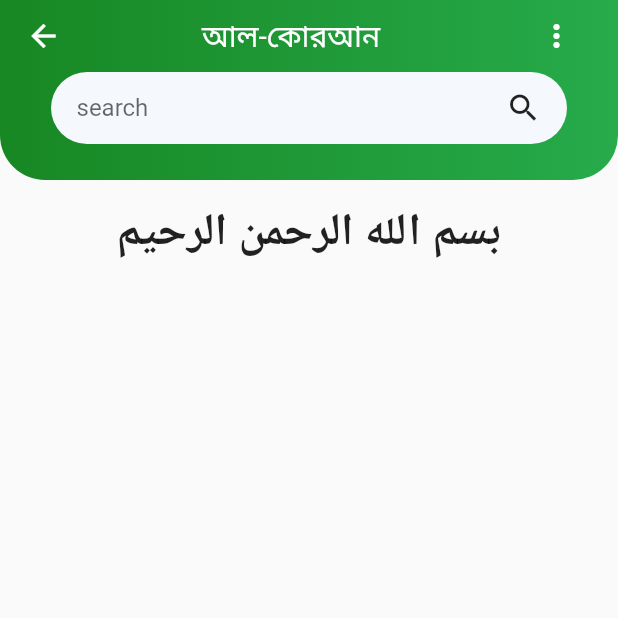
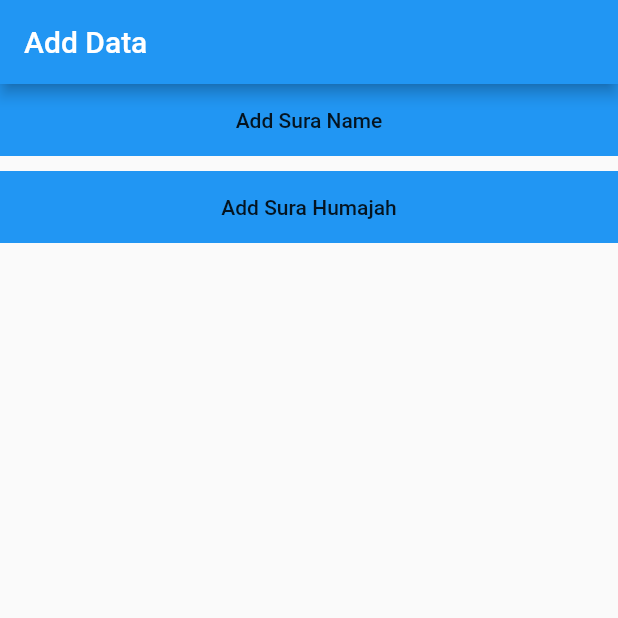
Before and after one commit to tora-shuvo-project/islamic_world, a Flutter app: the screen it shows after launch, on a phone screen of 412 x 824 dp, the top half of it. Run offline on Flutter 3.47's test engine with Material 2 defaults, Android fonts, the phone set to English and light mode, and no system bars; our stand-ins replace sqflite; accounts and stored records are empty.

Commit message:
added 2sura details

```diff
--- a/lib/Widgets/ListOfSura.dart
+++ b/lib/Widgets/ListOfSura.dart
@@ -3,6 +3,7 @@ import 'package:flutter/cupertino.dart';
 import 'package:flutter/material.dart';
 
 class List_of_sura extends StatelessWidget {
+
   final String  ArbiName, banglaMeaning , obotirno;
   final int suraNO;
 
@@ -10,7 +11,9 @@ class List_of_sura extends StatelessWidget {
 
   @override
   Widget build(BuildContext context) {
-    return Container(
+    return GestureDetector(
+      onTap: (){},
+      child: Container(
         child: Container(
           margin: EdgeInsets.all(10),
           padding: EdgeInsets.all(10),
@@ -40,6 +43,7 @@ class List_of_sura extends StatelessWidget {
             ],
           ),
         ),
+      ),
     );
   }
 }
--- a/lib/helpers/db_helpers.dart
+++ b/lib/helpers/db_helpers.dart
@@ -18,7 +18,7 @@ class DBHelpers{
 
   static final String CREATE_TABLE_QURAN_AYAT='''create table $TABLE_QURAN_AYAT (
   $COL_SURA_NO integer primary key,
-  $COL_Ayat_NO integer autoincrement,
+  $COL_Ayat_NO integer not null,
   $COL_ARABIQURAN text not null,
   $COL_BANGLA_MEANING_AYAT text not null,
   $COL_BANGLA_TRANSLATOR_AYAT text not null)''';
@@ -32,10 +32,13 @@ class DBHelpers{
   static Future<Database> open()async{
     final dbpath=await getDatabasesPath();
     final apath=Path.join(dbpath,'islam.db');
-    return openDatabase(apath,version: 1,onCreate: (db,version)async{
+    return openDatabase(apath,version: 2,onCreate: (db,version)async{
       await db.execute(CREATE_TABLE_QURAN_SURA);
-//      await db.execute(CREATE_TABLE_QURAN_AYAT);
 //      await db.execute(CREATE_TABLE_QURAN_MP3);
+    },onUpgrade: (db,oldVersion,newVersion)async{
+      if(newVersion==2){
+        await db.execute(CREATE_TABLE_QURAN_AYAT);
+      }
     });
   }
 
--- a/lib/models/quran_ayat_models.dart
+++ b/lib/models/quran_ayat_models.dart
@@ -13,12 +13,12 @@ class QuranAyatModels{
   String banglaMeaning;
   String banglaTranslator;
 
-  QuranAyatModels({
+  QuranAyatModels(
       this.suraNo,
-      this.ayatNo,
       this.arabiQuran,
       this.banglaMeaning,
-      this.banglaTranslator,});
+      this.banglaTranslator,
+      this.ayatNo,);
 
 
   Map<String,dynamic> toMap(){
--- /dev/null
+++ b/lib/pages/add_sura_list_screen.dart
@@ -0,0 +1,70 @@
+import 'package:flutter/material.dart';
+import 'package:searchtosu/helpers/query_helpers.dart';
+import 'package:searchtosu/models/quran_ayat_models.dart';
+import 'package:searchtosu/models/quran_sura_models.dart';
+import 'package:searchtosu/utils/add_quran_sura.dart';
+import 'package:searchtosu/utils/add_quran_sura_details.dart';
+
+class AddSuraListScreen extends StatefulWidget {
+  @override
+  _AddSuraListScreenState createState() => _AddSuraListScreenState();
+}
+
+class _AddSuraListScreenState extends State<AddSuraListScreen> {
+
+  AddQuranSura addDatabaseData=AddQuranSura();
+  AddQuranSuraDetails addQuranSuraDetails=AddQuranSuraDetails();
+
+  _addSuraName(){
+    addDatabaseData.allSuraList.forEach((suralist) {
+      setState(() {
+        QueryHelpers.insertquransura(TABLE_SURA_MODELS, suralist.tomap()).then((value){
+          print(value.toString());
+          print(suralist.paraNo);
+        });
+      });
+    });
+  }
+
+  _addSuraHumajah(){
+    addQuranSuraDetails.getSurahumajah.forEach((humajahList) {
+      setState(() {
+        QueryHelpers.insertQuranSuraDetails(TABLE_QURAN_AYAT, humajahList.toMap()).then((value){
+          print('${humajahList.ayatNo}     ${humajahList.suraNo}');
+        });
+      });
+    });
+  }
+
+  @override
+  Widget build(BuildContext context) {
+    return Scaffold(
+      appBar: AppBar(
+        title: Text('Add Data'),
+      ),
+      body: ListView(
+        children: <Widget>[
+          Container(
+            width: double.infinity,
+            color: Colors.blue,
+            child: FlatButton(
+              child: Text('Add Sura Name'),
+              onPressed: _addSuraName,
+            ),
+          ),
+
+          SizedBox(height: 10,),
+
+          Container(
+            width: double.infinity,
+            color: Colors.blue,
+            child: FlatButton(
+              child: Text('Add Sura Humajah'),
+              onPressed: _addSuraHumajah,
+            ),
+          ),
+        ],
+      ),
+    );
+  }
+}
--- a/lib/utils/add_database_data.dart
+++ b/lib/utils/add_quran_sura.dart
@@ -1,7 +1,7 @@
 import 'package:searchtosu/models/quran_ayat_models.dart';
 import 'package:searchtosu/models/quran_sura_models.dart';
 
-class AddDatabaseData{
+class AddQuranSura{
 
 
 
--- /dev/null
+++ b/lib/utils/add_quran_sura_details.dart
@@ -0,0 +1,44 @@
+import 'package:searchtosu/models/quran_ayat_models.dart';
+
+class AddQuranSuraDetails{
+
+  List<QuranAyatModels> _quranAyatModels=[
+
+    QuranAyatModels(	104,"	 بِسۡمِ اللّٰہِ الرَّحۡمٰنِ الرَّحِیۡمِ ﴿۱﴾ 	","বিছমিল্লাহির রাহমানির রাহিম।","	শুরু করছি আল্লাহর নামে যিনি পরম করুণাময়, অতি দয়ালু।	",0	),
+    QuranAyatModels(	104,"	وَیۡلٌ لِّکُلِّ ہُمَزَۃٍ لُّمَزَۃِۣ ۙ﴿۱﴾	","ওয়াইলুলিলকুল্লি হুমাঝাতিল লুমাঝাহ ।","	১) ধবংশ এমন প্রত্যেক ব্যক্তির জন্য যে (সামনা সামনি) লোকদের ধিক্কার দেয় এবং (পেছনে ) নিন্দা করতে অভ্যস্ত  ৷	",1	),
+    QuranAyatModels(	104,"	الَّذِیۡ جَمَعَ مَالًا وَّ عَدَّدَہٗ ۙ﴿۲﴾	","আল্লাযী জামা‘আ মা-লাওঁ‘ওয়া ‘আদ্দাদাহ।","	২) যে অর্থ জমায় এবং তা গুণে গুণে রাখে৷	",2	),
+    QuranAyatModels(	104,"	یَحۡسَبُ اَنَّ مَالَہٗۤ اَخۡلَدَہٗ ۚ﴿۳﴾	","ইয়াহছাবুআন্না মা-লাহূআখলাদাহ।","	৩) সে মনে করে তার অর্থ -সম্পদ চিরকাল থাকবে ৷	",3	),
+    QuranAyatModels(	104,"	کَلَّا لَیُنۡۢبَذَنَّ فِی الۡحُطَمَۃِ ۫﴿ۖ۴﴾	","কাল্লা-লাইউমবাযান্না ফিল হুতামাহ।","	৪) কখনো নয়, তাকে তো চূর্ণ - বিচূর্ণকারী জায়গায় ফেলে দেয়া হবে৷	",4	),
+    QuranAyatModels(	104,"	وَ مَاۤ اَدۡرٰىکَ مَا الۡحُطَمَۃُ ؕ﴿۵﴾	","ওয়ামাআদরা-কা মাল হুতামাহ।","	৫) আর তুমি কি জানো সেই চূর্ণ - বিচূর্ণকারী জায়গাটি কি ?	",5	),
+    QuranAyatModels(	104,"	نَارُ اللّٰہِ الۡمُوۡقَدَۃُ ۙ﴿۶﴾	","না-রুল্লা-হিল মূকাদাহ","	৬) আল্লাহর আগুন ,  প্রচণ্ডভাবে উৎক্ষিপ্ত , 	",6	),
+    QuranAyatModels(	104,"	الَّتِیۡ تَطَّلِعُ عَلَی الۡاَفۡـِٕدَۃِ ؕ﴿۷﴾	","আল্লাতী তাত্তালি‘উ আলাল আফইদাহ।","	৭) যা হৃদয় অভ্যন্তরে পৌঁছে যাবে ৷	",7	),
+    QuranAyatModels(	104,"	اِنَّہَا عَلَیۡہِمۡ مُّؤۡصَدَۃٌ ۙ﴿۸﴾	","ইন্নাহা-‘আলাইহিম মু’সাদাহ","	৮) তা তাদের ওপর ঢেকে দিয়ে বন্ধ করা হবে	",8	),
+    QuranAyatModels(	104,"	فِیۡ عَمَدٍ مُّمَدَّدَۃٍ ٪﴿۹﴾	","ফী ‘আমাদিম মুমাদ্দাদাহ ।","	৯) (এমন অবস্থায় যে তা ) উঁচু উঁচু থামে (ঘেরাও হয়ে থাকবো )৷	",9	),
+
+  QuranAyatModels(	87,"	 بِسۡمِ اللّٰہِ الرَّحۡمٰنِ الرَّحِیۡمِ ﴿۱﴾ 	","বিছমিল্লাহির রাহমানির রাহিম।","	শুরু করছি আল্লাহর নামে যিনি পরম করুণাময়, অতি দয়ালু।	",0	),
+  QuranAyatModels(	87,"	سَبِّحِ اسۡمَ رَبِّکَ الۡاَعۡلَی ۙ﴿۱﴾	","ছাব্বিহিছমা রাব্বিকাল আ‘লা-।","	১) ( হে নবী ) তোমার সুমহান রবের নামরে তাসবীহ পাঠ করো৷	",1	),
+  QuranAyatModels(	87,"	الَّذِیۡ خَلَقَ فَسَوّٰی ۪ۙ﴿۲﴾	","আল্লাযী খালাকা ফাছওওয়া-।","	২) যিনি সৃষ্টি করেছেন এবং সমতা কায়েম করেছেন৷ 	",2	),
+  QuranAyatModels(	87,"	وَ الَّذِیۡ قَدَّرَ فَہَدٰی ۪ۙ﴿۳﴾	","ওয়াল্লাযী কাদ্দারা ফাহাদা-।","	৩) যিনি তাকদীর গড়েছেন তারপর পথ দেখিয়েছেন৷	",3	),
+  QuranAyatModels(	87,"	وَ الَّذِیۡۤ اَخۡرَجَ الۡمَرۡعٰی ۪ۙ﴿۴﴾	","ওয়াল্লাযীআখরাজাল মার‘আ-।","	৪) যিনি উদ্ভিদ উৎপন্ন করেছেন৷	",4	),
+  QuranAyatModels(	87,"	فَجَعَلَہٗ غُثَآءً اَحۡوٰی ؕ﴿۵﴾	","ফাজা‘আলাহূগুছাআন আহওয়া-।","	৫) তারপর তাদেরকে কালো আবর্জনায় পরিণত করেছেন৷	",5	),
+  QuranAyatModels(	87,"	سَنُقۡرِئُکَ فَلَا تَنۡسٰۤی ۙ﴿۶﴾	","ছানুকরিউকা ফালা-তানছা-।","	৬) আমি তোমাকে পড়িয়ে দেবো , তারপর তুমি আর ভুলবে না৷	",6	),
+  QuranAyatModels(	87,"	اِلَّا مَا شَآءَ اللّٰہُ ؕ اِنَّہٗ یَعۡلَمُ الۡجَہۡرَ وَ مَا یَخۡفٰی ؕ﴿۷﴾	","ইল্লা-মা-শাআল্লা-হু ইন্নাহূইয়া‘লামুল জাহরা ওয়ামা-ইয়াখফা-।","	৭) তবে আল্লাহ যা চান তা ছাড়া ৷ তিনি জানেন প্রকাশ্য এবং যা কিছু গোপন আছে তাও৷	",7	),
+  QuranAyatModels(	87,"	وَ نُیَسِّرُکَ لِلۡیُسۡرٰی ۚ﴿ۖ۸﴾	","ওয়া নুইয়াছছিরুকা লিল ইউছরা-।","	৮) আর আমি তোমাকে সহজ পথের সুযোগ সুবিধা দিচ্ছি৷  	",8	),
+  QuranAyatModels(	87,"	فَذَکِّرۡ اِنۡ نَّفَعَتِ الذِّکۡرٰی ؕ﴿۹﴾	","ফাযাক্কির ইন নাফা‘আতিযযিকরা-।","	৯) কাজেই তুমি উপদেশ দাও , যদি উপদেশ উপকারী হয়	",9	),
+  QuranAyatModels(	87,"	سَیَذَّکَّرُ مَنۡ یَّخۡشٰی ﴿ۙ۱۰﴾	","ছাইয়াযযাক্কারু মাইঁ ইয়াখশা-।","	১০) যে ভয় করে সে উপদেশ গ্রহণ করে নেবে৷	",10	),
+  QuranAyatModels(	87,"	وَ یَتَجَنَّبُہَا الۡاَشۡقَی ﴿ۙ۱۱﴾	","ওয়া ইয়াতাজান্নাবুহাল আশকা-।","১১) আর তার প্রতি অবহেলা করবে নিতান্ত দুর্ভাগাই",11	),
+  QuranAyatModels(	87,"	الَّذِیۡ یَصۡلَی النَّارَ الۡکُبۡرٰی ﴿ۚ۱۲﴾	","আল্লাযী ইয়াসলান্না-রাল কুবরা-।","১২) যে বৃহৎ আগুনে প্রবেশ করবে ",12	),
+  QuranAyatModels(	87,"	ثُمَّ لَا یَمُوۡتُ فِیۡہَا وَ لَا یَحۡیٰی ﴿ؕ۱۳﴾	","ছু ম্মা লা-ইয়ামূতুফীহা-ওয়ালা-ইয়াহইয়া-।","	১৩) তারপর সেখানে মরবেও না, বাঁচবেও না ৷	",13	),
+  QuranAyatModels(	87,"	قَدۡ اَفۡلَحَ مَنۡ تَزَکّٰی ﴿ۙ۱۴﴾	","কাদ আফলাহা মান তাঝাকা-।","	১৪) সে সফলকাম হয়েছে , যে পবিত্রতা অবলম্বন করেছে	",14	),
+  QuranAyatModels(	87,"	وَ ذَکَرَ اسۡمَ رَبِّہٖ فَصَلّٰی ﴿ؕ۱۵﴾	","ওয়া যাকারাছমা রাব্বিহী ফাসাল্লা-।","	১৫) এবং নিজের রবের নাম স্মরণ করেছে তারপর নামায পড়েছে ৷ 	",15	),
+  QuranAyatModels(	87,"	بَلۡ تُؤۡثِرُوۡنَ الۡحَیٰوۃَ الدُّنۡیَا ﴿۫ۖ۱۶﴾	","বাল তু’ছিরূনাল হায়া-তাদ্দুনইয়া-।","	১৬) কিন্তু তোমরা দুনিয়ার জীবনকে প্রাধান্য দিয়ে থাকো৷	",16	),
+  QuranAyatModels(	87,"	وَ الۡاٰخِرَۃُ خَیۡرٌ وَّ اَبۡقٰی ﴿ؕ۱۷﴾	","ওয়াল আ-খিরাতুখাইরুওঁ ওয়া আবকা-।","	১৭) অথচ আখেরাত উৎকৃষ্ট ও স্থায়ী৷	",17	),
+  QuranAyatModels(	87,"	اِنَّ ہٰذَا لَفِی الصُّحُفِ الۡاُوۡلٰی ﴿ۙ۱۸﴾	","ইন্না হা-যা-লাফিসসুহুফিল উলা-।","	১৮) পূর্বে অবতীর্ণ সহীফাগুলোয় একথাই বলা হয়েছিল , 	",18	),
+  QuranAyatModels(	87,"	صُحُفِ اِبۡرٰہِیۡمَ وَ مُوۡسٰی ﴿٪۱۹﴾	","সুহুফি ইবরা-হীমা ওয়া মূছা।","	১৯) ইবরাহীম ও মূসার সহীফায়৷	",19	),
+
+
+  ];
+
+  List<QuranAyatModels> get getSurahumajah=>_quranAyatModels;
+
+}
```
Also changed, not shown: lib/helpers/query_helpers.dart (+14 -0 lines), lib/main.dart (+2 -87 lines), lib/pages/add_database_table_pages.dart (deleted, +0 -46 lines), lib/pages/sura_details_screen.dart (added, +15 -0 lines), 2 other files. Lines whose indentation alone changed are shown as unchanged.
